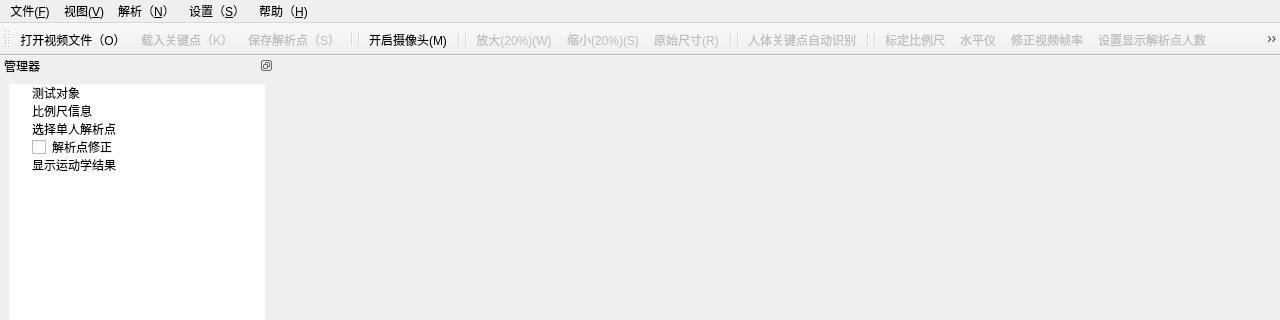
Qt form UI/GoPose.ui (chenxh5678/GoPose) before a commit; both pictures show x 0 to 1280 and y 0 to 320 of the 1280 by 801 pixel window.
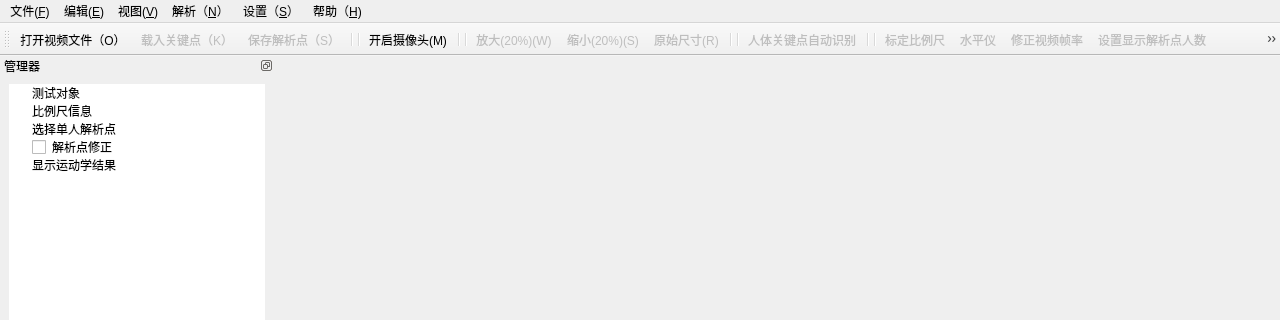
The same form after that commit. Icons and pictures are not drawn.

```diff
--- a/UI/GoPose.ui
+++ b/UI/GoPose.ui
@@ -1082,7 +1082,15 @@
     <addaction name="actionHelp"/>
     <addaction name="actionAward"/>
    </widget>
+   <widget class="QMenu" name="menu_3">
+    <property name="title">
+     <string>编辑(&amp;E)</string>
+    </property>
+    <addaction name="actionUndo"/>
+    <addaction name="actionRedo"/>
+   </widget>
    <addaction name="menu"/>
+   <addaction name="menu_3"/>
    <addaction name="menu_V"/>
    <addaction name="menu_N"/>
    <addaction name="menu_u"/>
```
Left out of the diff: 37 changed lines with no effect on the pictures.
